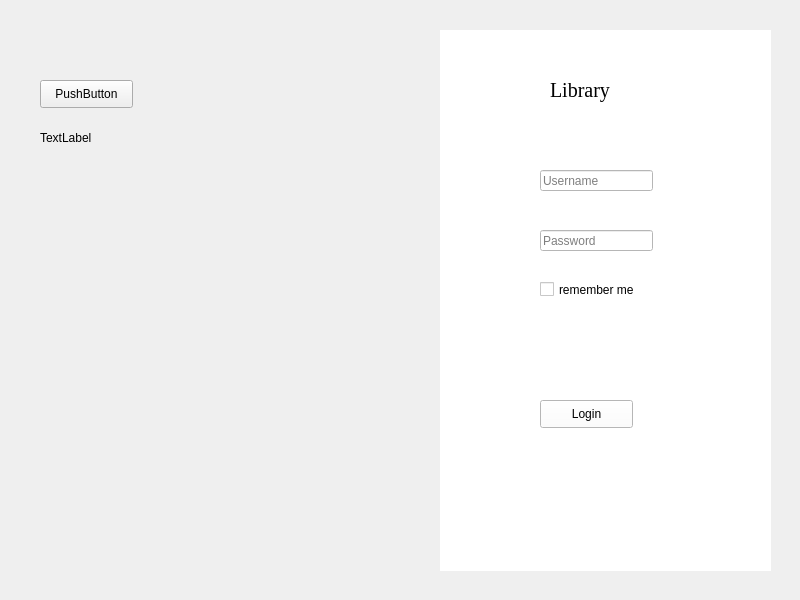
This is resources/form/widget.ui in Minevitably/LibraryManagement as Qt 5 draws it before an edit. The edited form follows.
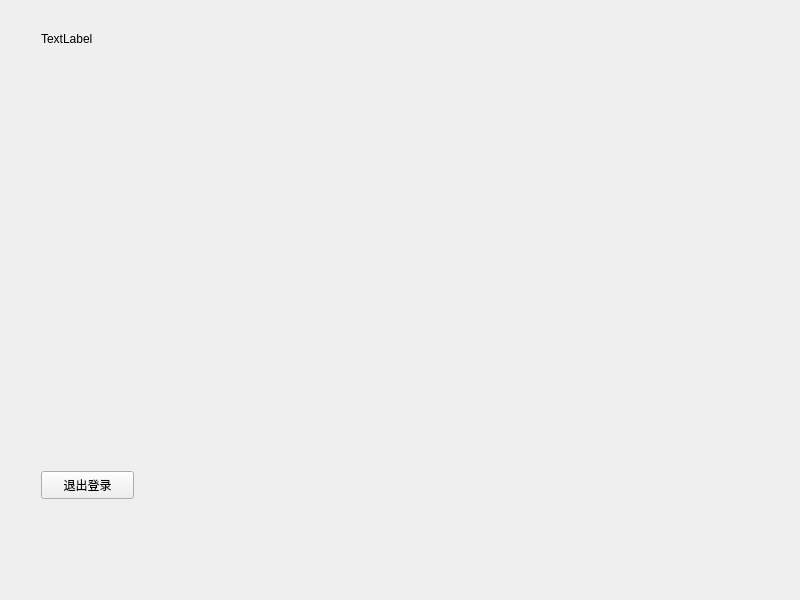
This is the edited form.

Commit message: 完成登录视图

What changed in the file:
```diff
--- a/resources/form/widget.ui
+++ b/resources/form/widget.ui
@@ -19,11 +19,18 @@
   <property name="styleSheet">
    <string notr="true"/>
   </property>
+  <layout class="QHBoxLayout" name="horizontalLayout">
+   <item>
+    <widget class="QStackedWidget" name="stackedWidget">
+     <property name="currentIndex">
+      <number>1</number>
+     </property>
+     <widget class="QWidget" name="loginPage">
   <widget class="QPushButton" name="pushButton">
    <property name="geometry">
     <rect>
-     <x>40</x>
-     <y>80</y>
+         <x>20</x>
+         <y>40</y>
      <width>93</width>
      <height>28</height>
     </rect>
@@ -35,8 +42,8 @@
   <widget class="QLabel" name="label">
    <property name="geometry">
     <rect>
-     <x>40</x>
-     <y>130</y>
+         <x>20</x>
+         <y>80</y>
      <width>72</width>
      <height>15</height>
     </rect>
@@ -48,8 +55,8 @@
   <widget class="QWidget" name="widget" native="true">
    <property name="geometry">
     <rect>
-     <x>440</x>
-     <y>30</y>
+         <x>430</x>
+         <y>20</y>
      <width>331</width>
      <height>541</height>
     </rect>
@@ -138,6 +145,38 @@
     </property>
    </widget>
   </widget>
+     </widget>
+     <widget class="QWidget" name="mainPage">
+      <widget class="QPushButton" name="pushButtonLogout">
+       <property name="geometry">
+        <rect>
+         <x>30</x>
+         <y>460</y>
+         <width>93</width>
+         <height>28</height>
+        </rect>
+       </property>
+       <property name="text">
+        <string>退出登录</string>
+       </property>
+      </widget>
+      <widget class="QLabel" name="labelUserType">
+       <property name="geometry">
+        <rect>
+         <x>30</x>
+         <y>20</y>
+         <width>72</width>
+         <height>15</height>
+        </rect>
+       </property>
+       <property name="text">
+        <string>TextLabel</string>
+       </property>
+      </widget>
+     </widget>
+    </widget>
+   </item>
+  </layout>
  </widget>
  <resources/>
  <connections/>
```
Lines whose indentation alone changed are shown as unchanged. The commit also changes 4 other files.
